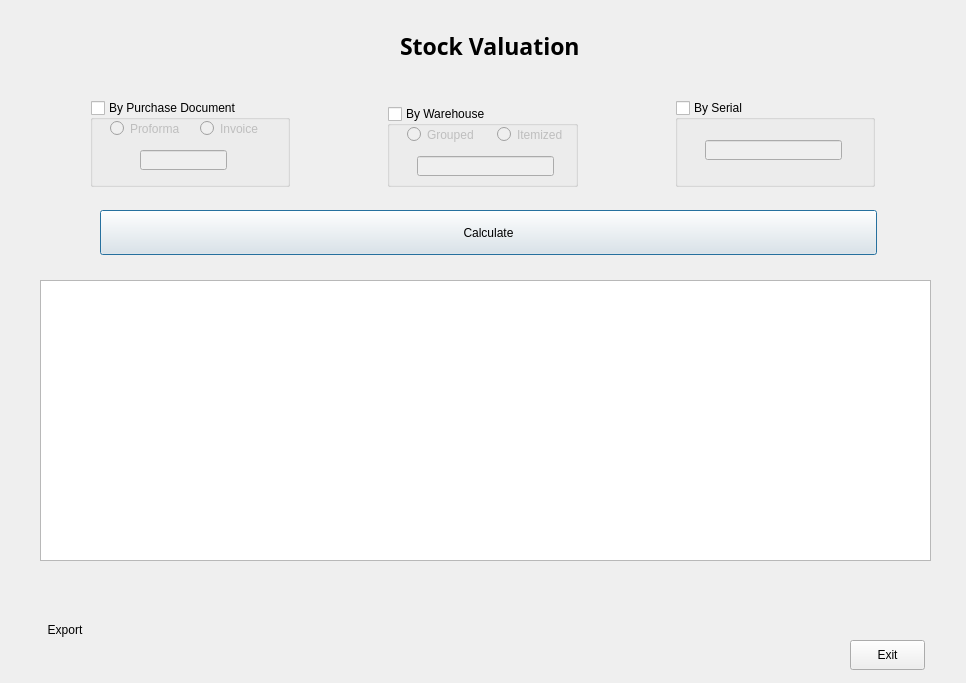
andrei219/euromedia, file uis/stock_valuation.ui: the form before one commit.
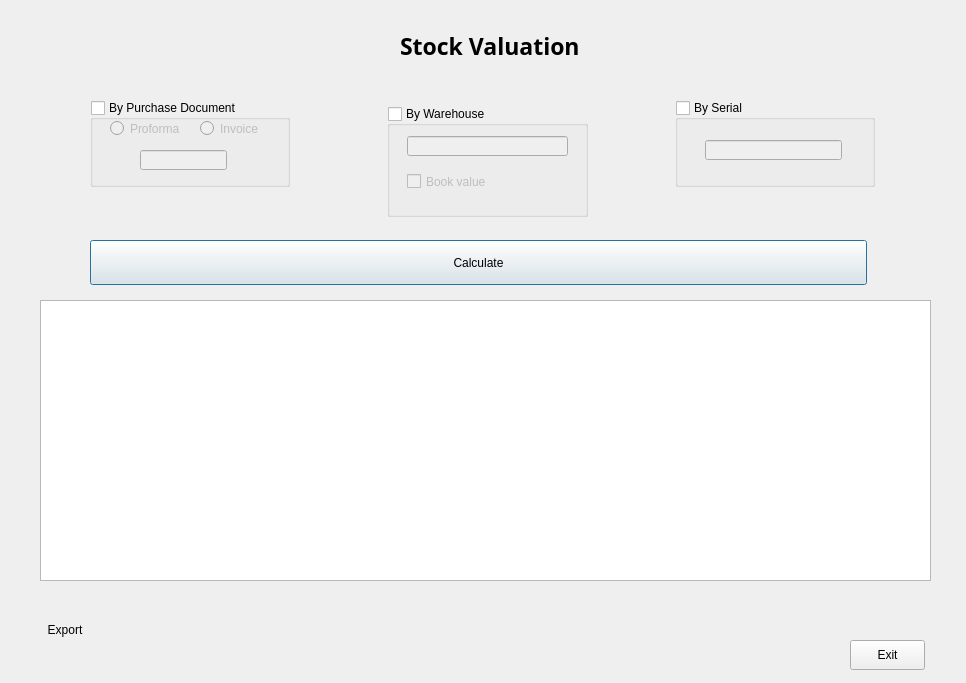
The form after the commit. Icons and pictures are not drawn.

Commit message: Implement warehouse book value

```diff
--- a/uis/stock_valuation.ui
+++ b/uis/stock_valuation.ui
@@ -73,8 +73,8 @@
     <rect>
      <x>387</x>
      <y>106</y>
-     <width>191</width>
-     <height>81</height>
+     <width>201</width>
+     <height>111</height>
     </rect>
    </property>
    <property name="title">
@@ -89,37 +89,24 @@
    <widget class="QLineEdit" name="warehouse">
     <property name="geometry">
      <rect>
-      <x>30</x>
-      <y>50</y>
-      <width>137</width>
+      <x>20</x>
+      <y>30</y>
+      <width>161</width>
       <height>20</height>
      </rect>
     </property>
    </widget>
-   <widget class="QRadioButton" name="warehouse_grouped">
+   <widget class="QCheckBox" name="just_line_price">
     <property name="geometry">
      <rect>
       <x>20</x>
-      <y>20</y>
-      <width>71</width>
-      <height>17</height>
+      <y>60</y>
+      <width>151</width>
+      <height>31</height>
      </rect>
     </property>
     <property name="text">
-     <string>Grouped</string>
-    </property>
-   </widget>
-   <widget class="QRadioButton" name="warehouse_itemized">
-    <property name="geometry">
-     <rect>
-      <x>110</x>
-      <y>20</y>
-      <width>82</width>
-      <height>17</height>
-     </rect>
-    </property>
-    <property name="text">
-     <string>Itemized</string>
+     <string>Book value</string>
     </property>
    </widget>
   </widget>
@@ -176,8 +163,8 @@
   <widget class="QPushButton" name="calculate">
    <property name="geometry">
     <rect>
-     <x>100</x>
-     <y>210</y>
+     <x>90</x>
+     <y>240</y>
      <width>777</width>
      <height>45</height>
     </rect>
@@ -203,7 +190,7 @@
    <property name="geometry">
     <rect>
      <x>40</x>
-     <y>280</y>
+     <y>300</y>
      <width>891</width>
      <height>281</height>
     </rect>
```
The commit also changes 5 other files.
